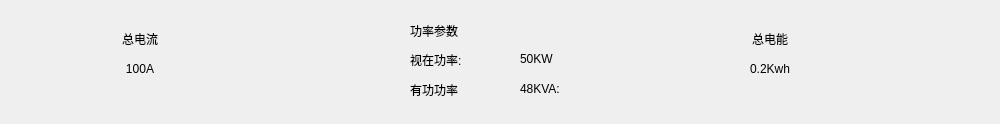
Before: the Qt Designer form BusBar-Qt/line/linetotalwid.ui in luozhiyong131/BusBar, drawn with Qt 5.
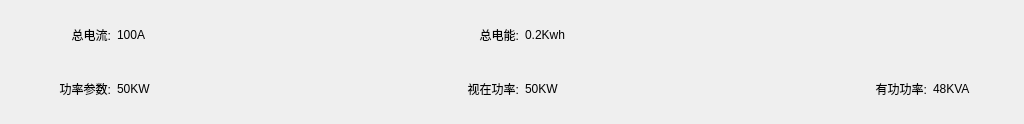
After: the same form once the commit is applied.

Patch:
```diff
--- a/BusBar-Qt/line/linetotalwid.ui
+++ b/BusBar-Qt/line/linetotalwid.ui
@@ -6,21 +6,49 @@
    <rect>
     <x>0</x>
     <y>0</y>
-    <width>1000</width>
+    <width>1024</width>
     <height>124</height>
    </rect>
   </property>
   <property name="windowTitle">
    <string>Form</string>
   </property>
+  <layout class="QGridLayout" name="gridLayout">
+   <item row="0" column="0">
+    <widget class="QLabel" name="label_4">
+     <property name="minimumSize">
+      <size>
+       <width>100</width>
+       <height>0</height>
+      </size>
+     </property>
+     <property name="maximumSize">
+      <size>
+       <width>100</width>
+       <height>16777215</height>
+      </size>
+     </property>
+     <property name="text">
+      <string>总电流:</string>
+     </property>
+     <property name="alignment">
+      <set>Qt::AlignRight|Qt::AlignTrailing|Qt::AlignVCenter</set>
+     </property>
+    </widget>
+   </item>
+   <item row="0" column="1">
   <widget class="QLabel" name="tCurLab">
-   <property name="geometry">
-    <rect>
-     <x>100</x>
-     <y>60</y>
+     <property name="minimumSize">
+      <size>
      <width>80</width>
-     <height>18</height>
-    </rect>
+       <height>0</height>
+      </size>
+     </property>
+     <property name="maximumSize">
+      <size>
+       <width>80</width>
+       <height>16777215</height>
+      </size>
    </property>
    <property name="layoutDirection">
     <enum>Qt::LeftToRight</enum>
@@ -29,122 +57,268 @@
     <string>100A</string>
    </property>
    <property name="alignment">
-    <set>Qt::AlignCenter</set>
-   </property>
-  </widget>
+      <set>Qt::AlignLeading|Qt::AlignLeft|Qt::AlignVCenter</set>
+     </property>
+    </widget>
+   </item>
+   <item row="0" column="2">
+    <spacer name="horizontalSpacer">
+     <property name="orientation">
+      <enum>Qt::Horizontal</enum>
+     </property>
+     <property name="sizeHint" stdset="0">
+      <size>
+       <width>209</width>
+       <height>20</height>
+      </size>
+     </property>
+    </spacer>
+   </item>
+   <item row="0" column="3">
+    <widget class="QLabel" name="label_8">
+     <property name="minimumSize">
+      <size>
+       <width>100</width>
+       <height>0</height>
+      </size>
+     </property>
+     <property name="maximumSize">
+      <size>
+       <width>100</width>
+       <height>16777215</height>
+      </size>
+     </property>
+     <property name="text">
+      <string>总电能:</string>
+     </property>
+     <property name="alignment">
+      <set>Qt::AlignRight|Qt::AlignTrailing|Qt::AlignVCenter</set>
+     </property>
+    </widget>
+   </item>
+   <item row="0" column="4">
   <widget class="QLabel" name="tEleLab">
-   <property name="geometry">
-    <rect>
-     <x>730</x>
-     <y>60</y>
+     <property name="minimumSize">
+      <size>
      <width>80</width>
-     <height>18</height>
-    </rect>
+       <height>0</height>
+      </size>
+     </property>
+     <property name="maximumSize">
+      <size>
+       <width>80</width>
+       <height>16777215</height>
+      </size>
    </property>
    <property name="text">
     <string>0.2Kwh</string>
    </property>
    <property name="alignment">
-    <set>Qt::AlignCenter</set>
-   </property>
-  </widget>
-  <widget class="QLabel" name="tPowLab">
-   <property name="geometry">
-    <rect>
-     <x>520</x>
-     <y>80</y>
+      <set>Qt::AlignLeading|Qt::AlignLeft|Qt::AlignVCenter</set>
+     </property>
+    </widget>
+   </item>
+   <item row="0" column="5">
+    <spacer name="horizontalSpacer_3">
+     <property name="orientation">
+      <enum>Qt::Horizontal</enum>
+     </property>
+     <property name="sizeHint" stdset="0">
+      <size>
+       <width>209</width>
+       <height>20</height>
+      </size>
+     </property>
+    </spacer>
+   </item>
+   <item row="0" column="6">
+    <widget class="QLabel" name="label_11">
+     <property name="minimumSize">
+      <size>
+       <width>100</width>
+       <height>0</height>
+      </size>
+     </property>
+     <property name="maximumSize">
+      <size>
+       <width>100</width>
+       <height>16777215</height>
+      </size>
+     </property>
+     <property name="text">
+      <string/>
+     </property>
+    </widget>
+   </item>
+   <item row="0" column="7">
+    <widget class="QLabel" name="tPowLab_2">
+     <property name="minimumSize">
+      <size>
      <width>80</width>
-     <height>18</height>
-    </rect>
-   </property>
+       <height>0</height>
+      </size>
+     </property>
+     <property name="maximumSize">
+      <size>
+       <width>80</width>
+       <height>16777215</height>
+      </size>
+     </property>
    <property name="text">
-    <string>48KVA:</string>
-   </property>
-  </widget>
-  <widget class="QLabel" name="tApPowLab">
-   <property name="geometry">
-    <rect>
-     <x>520</x>
-     <y>50</y>
+      <string/>
+     </property>
+    </widget>
+   </item>
+   <item row="1" column="0">
+    <widget class="QLabel" name="label_7">
+     <property name="minimumSize">
+      <size>
+       <width>100</width>
+       <height>0</height>
+      </size>
+     </property>
+     <property name="maximumSize">
+      <size>
+       <width>100</width>
+       <height>16777215</height>
+      </size>
+     </property>
+     <property name="text">
+      <string>功率参数:</string>
+     </property>
+     <property name="alignment">
+      <set>Qt::AlignRight|Qt::AlignTrailing|Qt::AlignVCenter</set>
+     </property>
+    </widget>
+   </item>
+   <item row="1" column="1">
+    <widget class="QLabel" name="tApPowLab_2">
+     <property name="minimumSize">
+      <size>
      <width>80</width>
-     <height>18</height>
-    </rect>
+       <height>0</height>
+      </size>
+     </property>
+     <property name="maximumSize">
+      <size>
+       <width>80</width>
+       <height>16777215</height>
+      </size>
    </property>
    <property name="text">
     <string>50KW</string>
    </property>
   </widget>
+   </item>
+   <item row="1" column="2">
+    <spacer name="horizontalSpacer_2">
+     <property name="orientation">
+      <enum>Qt::Horizontal</enum>
+     </property>
+     <property name="sizeHint" stdset="0">
+      <size>
+       <width>209</width>
+       <height>20</height>
+      </size>
+     </property>
+    </spacer>
+   </item>
+   <item row="1" column="3">
   <widget class="QLabel" name="label_9">
-   <property name="geometry">
-    <rect>
-     <x>410</x>
-     <y>50</y>
+     <property name="minimumSize">
+      <size>
      <width>100</width>
-     <height>20</height>
-    </rect>
+       <height>0</height>
+      </size>
+     </property>
+     <property name="maximumSize">
+      <size>
+       <width>100</width>
+       <height>16777215</height>
+      </size>
    </property>
    <property name="text">
     <string>视在功率:</string>
    </property>
-  </widget>
-  <widget class="QLabel" name="label_7">
-   <property name="geometry">
-    <rect>
-     <x>410</x>
-     <y>20</y>
-     <width>100</width>
-     <height>21</height>
-    </rect>
-   </property>
-   <property name="text">
-    <string>功率参数</string>
-   </property>
-  </widget>
-  <widget class="QLabel" name="label_8">
-   <property name="geometry">
-    <rect>
-     <x>730</x>
-     <y>30</y>
-     <width>80</width>
-     <height>18</height>
-    </rect>
-   </property>
-   <property name="text">
-    <string>总电能</string>
-   </property>
    <property name="alignment">
-    <set>Qt::AlignCenter</set>
-   </property>
-  </widget>
+      <set>Qt::AlignRight|Qt::AlignTrailing|Qt::AlignVCenter</set>
+     </property>
+    </widget>
+   </item>
+   <item row="1" column="4">
+    <widget class="QLabel" name="tApPowLab">
+     <property name="minimumSize">
+      <size>
+       <width>80</width>
+       <height>0</height>
+      </size>
+     </property>
+     <property name="maximumSize">
+      <size>
+       <width>80</width>
+       <height>16777215</height>
+      </size>
+     </property>
+     <property name="text">
+      <string>50KW</string>
+     </property>
+    </widget>
+   </item>
+   <item row="1" column="5">
+    <spacer name="horizontalSpacer_4">
+     <property name="orientation">
+      <enum>Qt::Horizontal</enum>
+     </property>
+     <property name="sizeHint" stdset="0">
+      <size>
+       <width>209</width>
+       <height>20</height>
+      </size>
+     </property>
+    </spacer>
+   </item>
+   <item row="1" column="6">
   <widget class="QLabel" name="label_10">
-   <property name="geometry">
-    <rect>
-     <x>410</x>
-     <y>80</y>
+     <property name="minimumSize">
+      <size>
      <width>100</width>
-     <height>20</height>
-    </rect>
-   </property>
-   <property name="text">
-    <string>有功功率</string>
-   </property>
-  </widget>
-  <widget class="QLabel" name="label_4">
-   <property name="geometry">
-    <rect>
-     <x>100</x>
-     <y>30</y>
-     <width>80</width>
-     <height>18</height>
-    </rect>
-   </property>
+       <height>0</height>
+      </size>
+     </property>
+     <property name="maximumSize">
+      <size>
+       <width>100</width>
+       <height>16777215</height>
+      </size>
+     </property>
    <property name="text">
-    <string>总电流</string>
+      <string>有功功率:</string>
    </property>
    <property name="alignment">
-    <set>Qt::AlignCenter</set>
-   </property>
-  </widget>
+      <set>Qt::AlignRight|Qt::AlignTrailing|Qt::AlignVCenter</set>
+     </property>
+    </widget>
+   </item>
+   <item row="1" column="7">
+    <widget class="QLabel" name="tPowLab">
+     <property name="minimumSize">
+      <size>
+       <width>80</width>
+       <height>0</height>
+      </size>
+     </property>
+     <property name="maximumSize">
+      <size>
+       <width>80</width>
+       <height>16777215</height>
+      </size>
+     </property>
+     <property name="text">
+      <string>48KVA</string>
+     </property>
+    </widget>
+   </item>
+  </layout>
  </widget>
  <resources/>
  <connections/>
```
Lines whose indentation alone changed are shown as unchanged.
